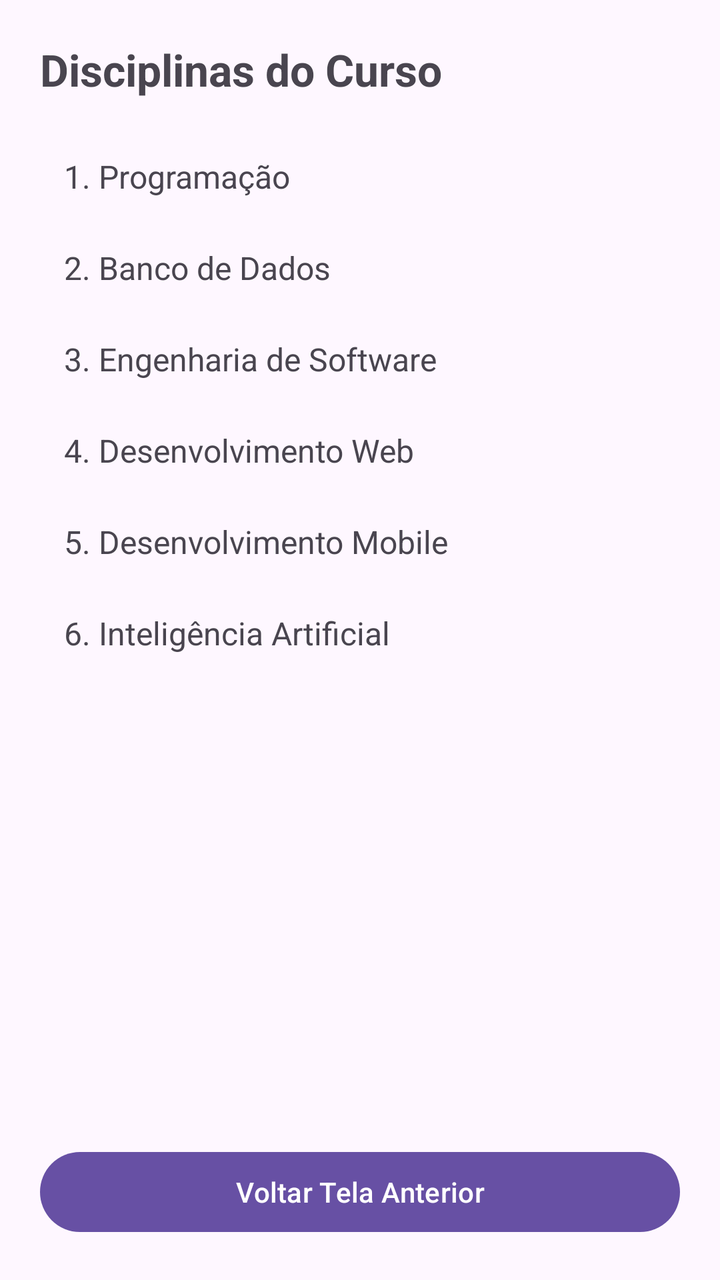
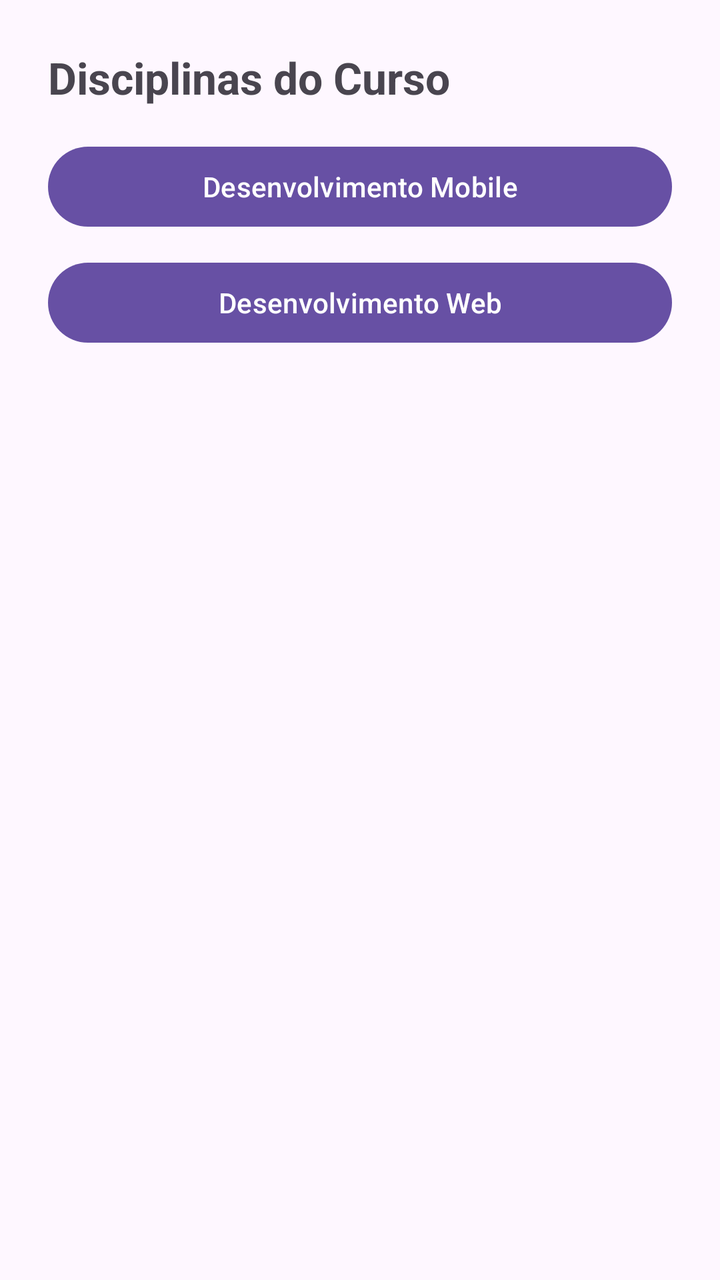

Before-and-after screenshots of an Android layout around one commit, followed by the original layout XML and the change that was made.
<!-- AndroidManifest.xml: application theme Theme.Larissa -->
<!-- res/layout/activity_disciplinas.xml -->
<?xml version="1.0" encoding="utf-8"?>
<LinearLayout xmlns:android="http://schemas.android.com/apk/res/android"
    android:layout_width="match_parent"
    android:layout_height="match_parent"
    android:orientation="vertical"
    android:padding="20dp">

    <TextView
        android:layout_width="wrap_content"
        android:layout_height="wrap_content"
        android:text="Disciplinas do Curso"
        android:textSize="22sp"
        android:textStyle="bold"
        android:layout_marginBottom="16dp" />

    
    <TextView
        android:layout_width="match_parent"
        android:layout_height="wrap_content"
        android:padding="12dp"
        android:text="1. Programação"
        android:textSize="16sp" />

    <TextView
        android:layout_width="match_parent"
        android:layout_height="wrap_content"
        android:padding="12dp"
        android:text="2. Banco de Dados"
        android:textSize="16sp" />

    <TextView
        android:layout_width="match_parent"
        android:layout_height="wrap_content"
        android:padding="12dp"
        android:text="3. Engenharia de Software"
        android:textSize="16sp" />

    <TextView
        android:layout_width="match_parent"
        android:layout_height="wrap_content"
        android:padding="12dp"
        android:text="4. Desenvolvimento Web"
        android:textSize="16sp" />

    <TextView
        android:layout_width="match_parent"
        android:layout_height="wrap_content"
        android:padding="12dp"
        android:text="5. Desenvolvimento Mobile"
        android:textSize="16sp" />

    <TextView
        android:layout_width="match_parent"
        android:layout_height="wrap_content"
        android:padding="12dp"
        android:text="6. Inteligência Artificial"
        android:textSize="16sp" />

    <View
        android:layout_width="match_parent"
        android:layout_height="0dp"
        android:layout_weight="1" />

    <Button
        android:id="@+id/btnVoltarAnterior"
        android:layout_width="match_parent"
        android:layout_height="wrap_content"
        android:text="Voltar Tela Anterior" />

</LinearLayout>
<!-- resources referenced by this layout -->
<resources>
  <style name="Theme.Larissa" parent="Base.Theme.Larissa" />
  <style name="Base.Theme.Larissa" parent="Theme.Material3.DayNight.NoActionBar">
          
          
      </style>
</resources>

<!-- the commit's change to res/layout/activity_disciplinas.xml (unified diff, before → after) -->
@@ -3,8 +3,9 @@
     android:layout_width="match_parent"
     android:layout_height="match_parent"
     android:orientation="vertical"
-    android:padding="20dp">
+    android:padding="24dp">
 
+    
     <TextView
         android:layout_width="wrap_content"
         android:layout_height="wrap_content"
@@ -14,57 +15,19 @@
         android:layout_marginBottom="16dp" />
 
     
-    <TextView
+    <Button
+        android:id="@+id/btnDesenvolvimentoMobile"
         android:layout_width="match_parent"
         android:layout_height="wrap_content"
-        android:padding="12dp"
-        android:text="1. Programação"
-        android:textSize="16sp" />
+        android:layout_marginBottom="10dp"
+        android:text="Desenvolvimento Mobile" />
 
-    <TextView
+    
+    <Button
+        android:id="@+id/btnDesenvolvimentoWeb"
         android:layout_width="match_parent"
         android:layout_height="wrap_content"
-        android:padding="12dp"
-        android:text="2. Banco de Dados"
-        android:textSize="16sp" />
-
-    <TextView
-        android:layout_width="match_parent"
-        android:layout_height="wrap_content"
-        android:padding="12dp"
-        android:text="3. Engenharia de Software"
-        android:textSize="16sp" />
-
-    <TextView
-        android:layout_width="match_parent"
-        android:layout_height="wrap_content"
-        android:padding="12dp"
-        android:text="4. Desenvolvimento Web"
-        android:textSize="16sp" />
-
-    <TextView
-        android:layout_width="match_parent"
-        android:layout_height="wrap_content"
-        android:padding="12dp"
-        android:text="5. Desenvolvimento Mobile"
-        android:textSize="16sp" />
-
-    <TextView
-        android:layout_width="match_parent"
-        android:layout_height="wrap_content"
-        android:padding="12dp"
-        android:text="6. Inteligência Artificial"
-        android:textSize="16sp" />
-
-    <View
-        android:layout_width="match_parent"
-        android:layout_height="0dp"
-        android:layout_weight="1" />
-
-    <Button
-        android:id="@+id/btnVoltarAnterior"
-        android:layout_width="match_parent"
-        android:layout_height="wrap_content"
-        android:text="Voltar Tela Anterior" />
+        android:layout_marginBottom="10dp"
+        android:text="Desenvolvimento Web" />
 
 </LinearLayout>
